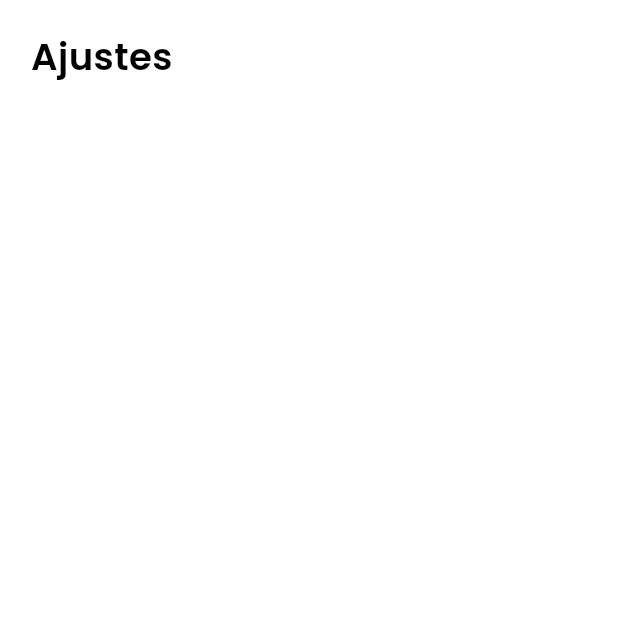
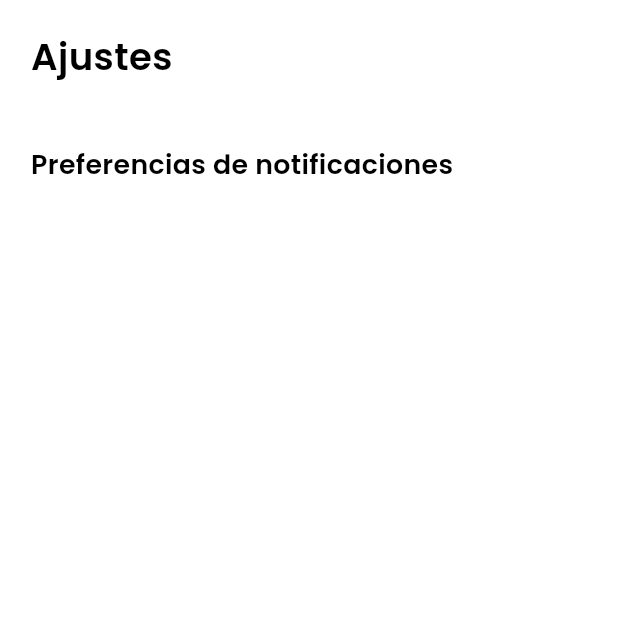
Before and after one commit to AnthonyMA5/BusMe-Mobile-App, a Flutter app: the SettingsView screen opened directly, on a phone screen of 412 x 824 dp, the top half of it. Run offline on Flutter 3.47's test engine with Material 3 defaults, Android fonts, the phone set to English and light mode, and no system bars; our stand-ins replace google_maps_flutter, sizer; missing offline and left inert: fui_kit.

Commit message:
navbar scnd commit

```diff
--- a/lib/constants/styles/app_colors.dart
+++ b/lib/constants/styles/app_colors.dart
@@ -18,8 +18,8 @@ class AppColors {
   static const Color exitButtonColor = Color(0xFFFFECEC);
   static const Color disabledButtonColor = Color(0xFF5C5C5C);
 
-  static const Color navbarIconColor = Colors.black;
-  static const Color navbarIconSelectedColor = Color(0xFF009494);
+  static const Color navbarUnselectedColor = Colors.black;
+  static const Color navbarSelectedColor = Color(0xFF009494);
 
   static const Color error = Color(0xFFC20505);
   static const Color success = Color(0xFF1A8400);
--- a/lib/views/home_view.dart
+++ b/lib/views/home_view.dart
@@ -85,7 +85,7 @@ class _HomeViewState extends State<HomeView> {
                         decoration: BoxDecoration(
                           borderRadius: BorderRadius.circular(10.sp),
                         ),
-                        child: MapView(),
+                        //child: MapView(),
                       ),
                     ],
                   ),
--- a/lib/views/settings_view.dart
+++ b/lib/views/settings_view.dart
@@ -43,6 +43,17 @@ class _SettingsViewState extends State<SettingsView> {
                         'Ajustes',
                         style: AppTextStyles.titleText(context),
                       ),
+                      SizedBox(height: 30.sp,),
+                      Text(
+                          'Preferencias de notificaciones',
+                        style: AppTextStyles.labelText(context),
+                      ),
+                      Row(
+                        crossAxisAlignment: CrossAxisAlignment.stretch,
+                        children: [
+
+                        ],
+                      )
                     ],
                   ),
                 ),
```
Also changed, not shown: lib/constants/styles/app_text_styles.dart (+14 -0 lines), lib/views/main_view.dart (+14 -9 lines).
